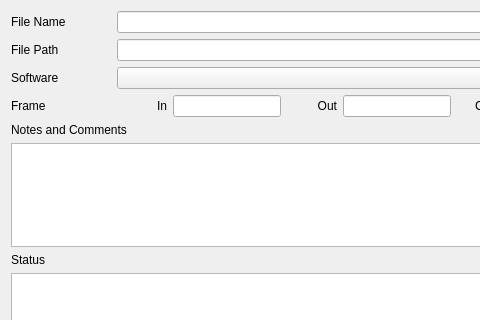
The window that module/wildchildanimation/gui/forms/maya/create_dialog.ui (dearyangyu/swing) describes before a commit, drawn with Qt 5; both pictures show x 0 to 480 and y 0 to 320 of the 853 by 416 pixel window.
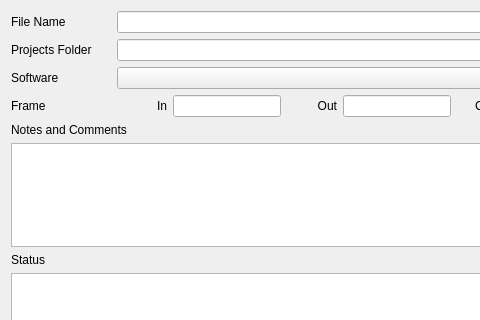
The same window after the commit.

```diff
--- a/module/wildchildanimation/gui/forms/maya/create_dialog.ui
+++ b/module/wildchildanimation/gui/forms/maya/create_dialog.ui
@@ -66,7 +66,7 @@
           </size>
          </property>
          <property name="text">
-          <string>File Path</string>
+          <string>Projects Folder</string>
          </property>
         </widget>
        </item>
```
